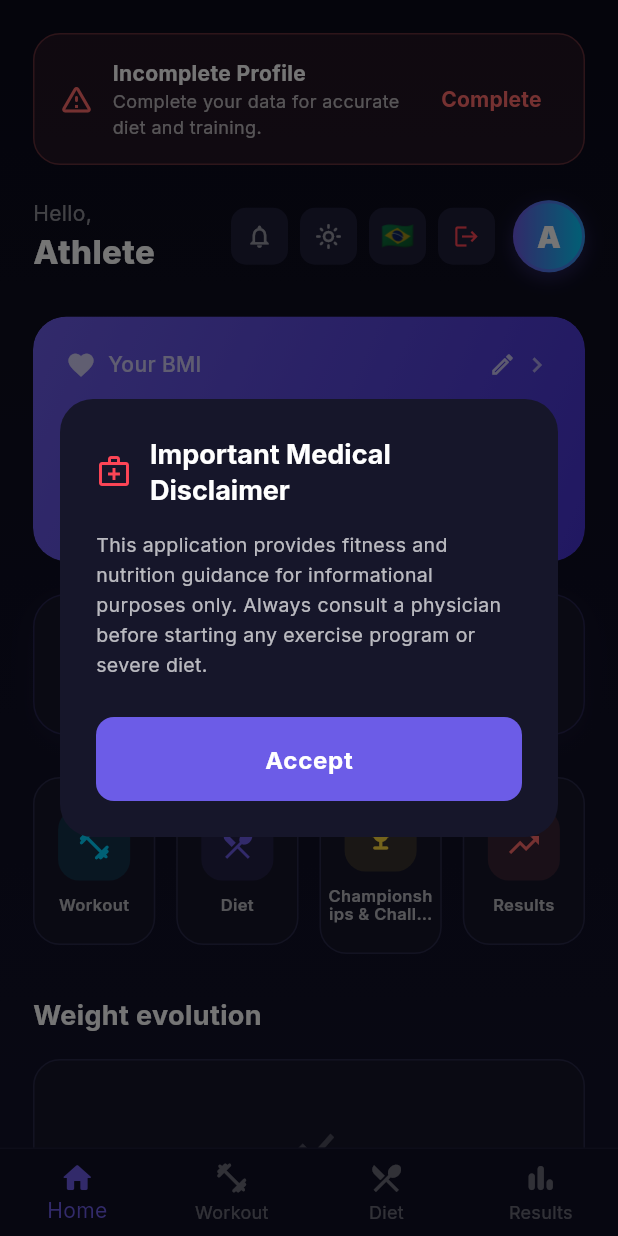
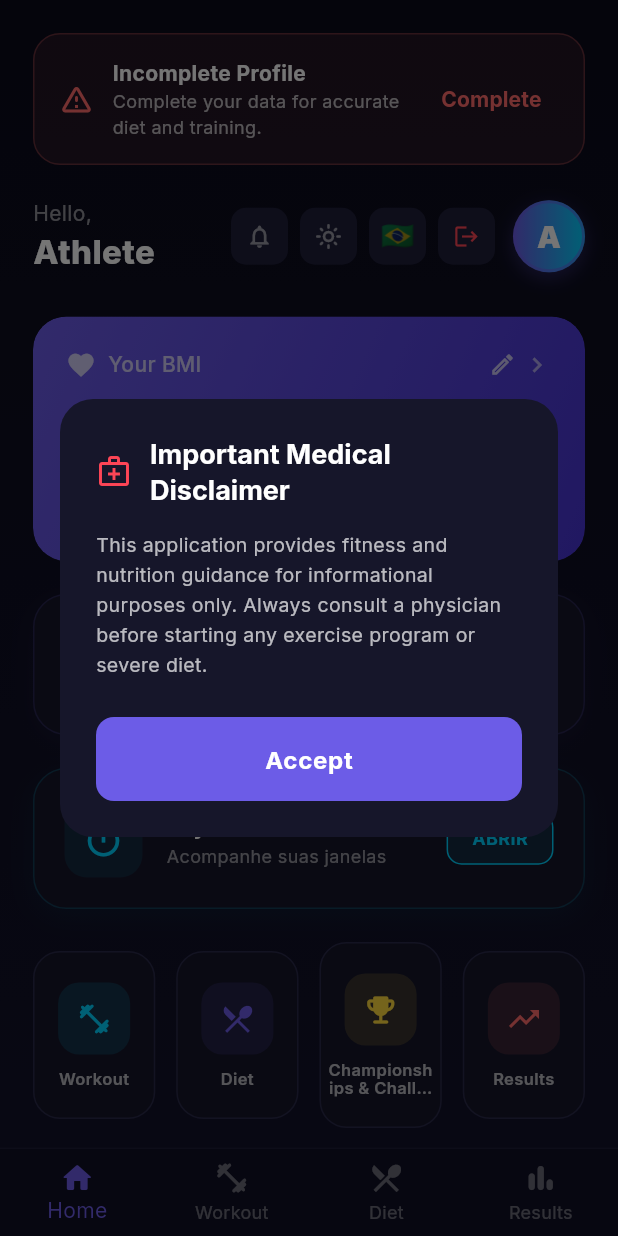
Before and after one commit to shapepro605-pixel/shapepro, a Flutter app: the HomeScreen screen opened by its route, on a phone screen of 412 x 824 dp. Run offline on Flutter 3.47's test engine with Material 3 defaults, Android fonts, the phone set to English and light mode, and no system bars; drawn by our look-alikes of flutter_animate; our stand-ins replace camera, firebase_auth, firebase_core, firebase_storage, fl_chart, flutter_local_notifications and 7 more; missing offline and left inert: google_mlkit_pose_detection; accounts and stored records are empty; network calls fail.

Commit message:
feat: add premium intermittent fasting timer

```diff
--- a/frontend/lib/main.dart
+++ b/frontend/lib/main.dart
@@ -20,6 +20,7 @@ import 'screens/verify_sms.dart';
 import 'screens/verify_choice.dart';
 import 'screens/privacy_policy.dart';
 import 'features/body_scan/body_scan_page.dart';
+import 'features/fasting/fasting_timer_page.dart';
 
 
 import 'package:shapepro/l10n/app_localizations.dart';
@@ -115,6 +116,7 @@ class ShapeProApp extends StatelessWidget {
               '/verify_sms': (context) => const VerifySmsScreen(),
               '/privacy': (context) => const PrivacyPolicyScreen(),
               '/body_scan': (context) => const BodyScanPage(),
+              '/fasting': (context) => const FastingTimerPage(),
 
 
             },
--- a/frontend/lib/screens/home.dart
+++ b/frontend/lib/screens/home.dart
@@ -476,6 +476,10 @@ class _HomeScreenState extends State<HomeScreen> with TickerProviderStateMixin {
                 _buildBodyScanBanner(),
                 const SizedBox(height: 22),
 
+                // ── Fasting Timer Banner ───────────────────────
+                _buildFastingBanner(),
+                const SizedBox(height: 22),
+
                 // ── Quick Actions ───────────────────────────────
                 Row(
                   children: [
@@ -705,6 +709,75 @@ class _HomeScreenState extends State<HomeScreen> with TickerProviderStateMixin {
         ],
       ),
     ).animate().fadeIn(delay: 100.ms, duration: 600.ms).moveY(begin: 20, end: 0, curve: Curves.easeOutQuad);
+  }
+
+  Widget _buildFastingBanner() {
+    return Container(
+      width: double.infinity,
+      padding: const EdgeInsets.all(20),
+      decoration: BoxDecoration(
+        color: const Color(0xFF16162A),
+        borderRadius: BorderRadius.circular(22),
+        border: Border.all(color: const Color(0xFF00D2FF).withValues(alpha: 0.2)),
+        boxShadow: [
+          BoxShadow(
+            color: const Color(0xFF00D2FF).withValues(alpha: 0.05),
+            blurRadius: 15,
+            offset: const Offset(0, 5),
+          ),
+        ],
+      ),
+      child: Row(
+        children: [
+          Container(
+            padding: const EdgeInsets.all(12),
+            decoration: BoxDecoration(
+              color: const Color(0xFF00D2FF).withValues(alpha: 0.1),
+              borderRadius: BorderRadius.circular(15),
+            ),
+            child: const Icon(Icons.timer_outlined, color: Color(0xFF00D2FF), size: 28),
+          ),
+          const SizedBox(width: 16),
+          Expanded(
+            child: Column(
+              crossAxisAlignment: CrossAxisAlignment.start,
+              children: [
+                Text(
+                  "Jejum Intermitente",
+                  style: GoogleFonts.inter(
+                    fontSize: 16,
+                    fontWeight: FontWeight.bold,
+                    color: Colors.white,
+                  ),
+                ),
+                Text(
+                  "Acompanhe suas janelas",
+                  style: GoogleFonts.inter(
+                    fontSize: 12,
+                    color: Colors.white54,
+                  ),
+                ),
+              ],
+            ),
+          ),
+          ScaleButton(
+            onTap: () => Navigator.pushNamed(context, '/fasting'),
+            child: Container(
+              padding: const EdgeInsets.symmetric(horizontal: 16, vertical: 8),
+              decoration: BoxDecoration(
+                color: const Color(0xFF00D2FF).withValues(alpha: 0.1),
+                borderRadius: BorderRadius.circular(10),
+                border: Border.all(color: const Color(0xFF00D2FF), width: 1),
+              ),
+              child: const Text(
+                "ABRIR",
+                style: TextStyle(fontSize: 12, fontWeight: FontWeight.bold, color: Color(0xFF00D2FF))
+              ),
+            ),
+          ),
+        ],
+      ),
+    ).animate().fadeIn(delay: 150.ms, duration: 600.ms).moveY(begin: 20, end: 0, curve: Curves.easeOutQuad);
   }
 
   Widget _buildWeightChart() {
```
Also changed, not shown: frontend/lib/features/fasting/fasting_service.dart (added, +99 -0 lines), frontend/lib/features/fasting/fasting_timer_page.dart (added, +399 -0 lines).
